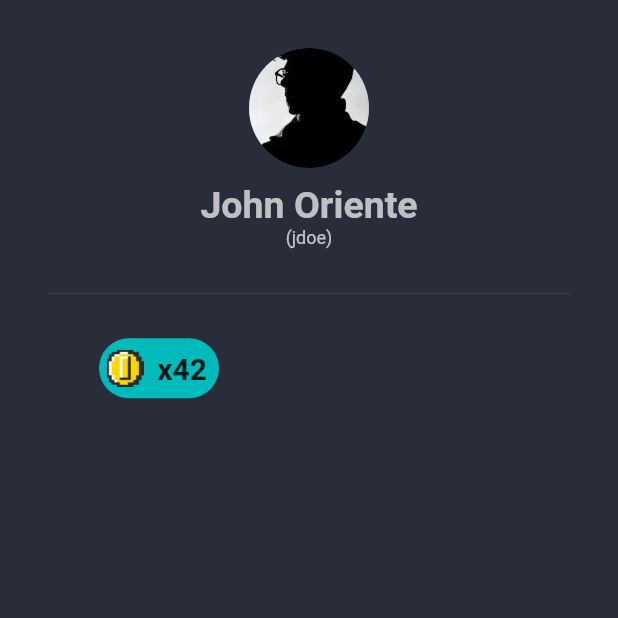
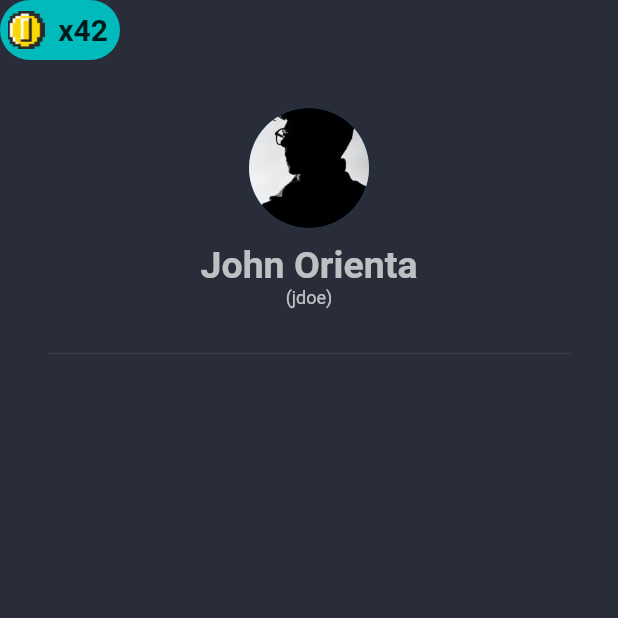
Before and after one commit to israeloriente/arcade_42, a Flutter app: the screen it shows after launch, on a phone screen of 412 x 824 dp, the top half of it. Run offline on Flutter 3.47's test engine with Material 2 defaults, Android fonts, the phone set to English and light mode, and no system bars; our stand-ins replace google_fonts.

Commit message:
refactor(homepage): organization of the homepage children

```diff
--- a/lib/screens/home_page.dart
+++ b/lib/screens/home_page.dart
@@ -1,3 +1,4 @@
+import 'package:arcade_42/utils/user.dart';
 import 'package:flutter/material.dart';
 import 'package:google_fonts/google_fonts.dart';
 
@@ -14,43 +15,11 @@ class _HomePageState extends State<HomePage> {
     return SafeArea(
       child: Scaffold(
         backgroundColor: Color(0xff292d39),
-        body: Column(
-          crossAxisAlignment: CrossAxisAlignment.center,
+        body: ListView(
           children: [
-            Padding(
-              padding: const EdgeInsets.only(top: 32.0),
-              child: Center(
-                child: CircleAvatar(
-                  backgroundImage: AssetImage('components/profile.jpg'),
-                  radius: 40.0,
-                ),
-              ),
-            ),
-            SizedBox(
-              height: 10.5,
-            ),
-            Text(
-              "John Oriente",
-              style: GoogleFonts.robotoSerif(
-                  fontSize: 25.0,
-                  fontWeight: FontWeight.bold,
-                  color: Colors.white70),
-            ),
-            Text(
-              "(jdoe)",
-              style: GoogleFonts.robotoSerif(
-                  fontSize: 12.0,
-                  fontWeight: FontWeight.normal,
-                  color: Colors.white70),
-            ),
-            Divider(
-              height: 60.0,
-              color: Colors.grey[800],
-              indent: 32.0,
-              endIndent: 32.0,
-            ),
-            Padding(
-              padding: EdgeInsets.only(right: 200),
+            // ============= MOEDAS =============
+            Align(
+              alignment: Alignment.topLeft,
               child: Container(
                 width: 80.0,
                 height: 40.0,
@@ -82,6 +51,50 @@ class _HomePageState extends State<HomePage> {
                 ),
               ),
             ),
+
+            // ============= FOTO =============
+            Padding(
+              padding: const EdgeInsets.only(top: 32.0),
+              child: Center(
+                child: CircleAvatar(
+                  backgroundImage: AssetImage('components/profile.jpg'),
+                  radius: 40.0,
+                ),
+              ),
+            ),
+            SizedBox(
+              height: 10.5,
+            ),
+
+            // ============= NOME =============
+            Center(
+              child: Text(
+                "John Orienta",
+                style: GoogleFonts.robotoSerif(
+                    fontSize: 25.0,
+                    fontWeight: FontWeight.bold,
+                    color: Colors.white70),
+              ),
+            ),
+
+            // ============= USERNAME =============
+            Center(
+              child: Text(
+                "(jdoe)",
+                style: GoogleFonts.robotoSerif(
+                    fontSize: 12.0,
+                    fontWeight: FontWeight.normal,
+                    color: Colors.white70),
+              ),
+            ),
+
+            // ============= DIVISOR =============
+            Divider(
+              height: 60.0,
+              color: Colors.grey[800],
+              indent: 32.0,
+              endIndent: 32.0,
+            ),
             SizedBox(
               height: 20.0,
             ),
```
